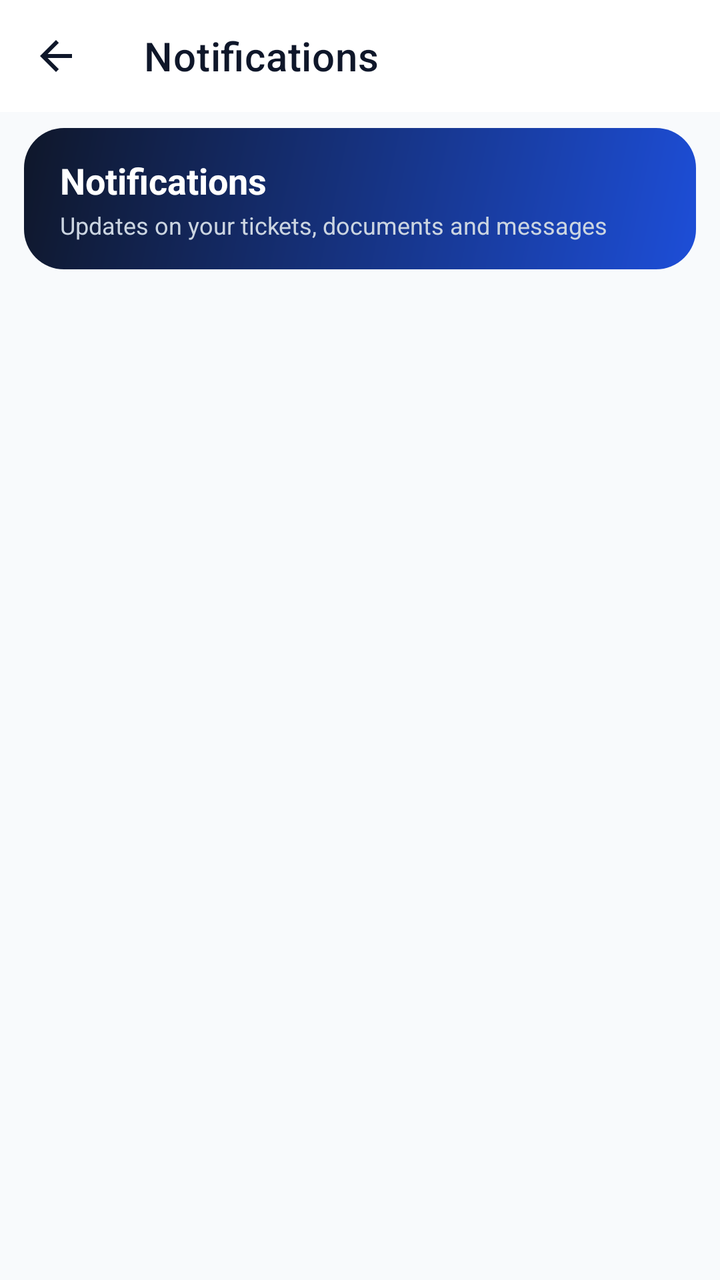
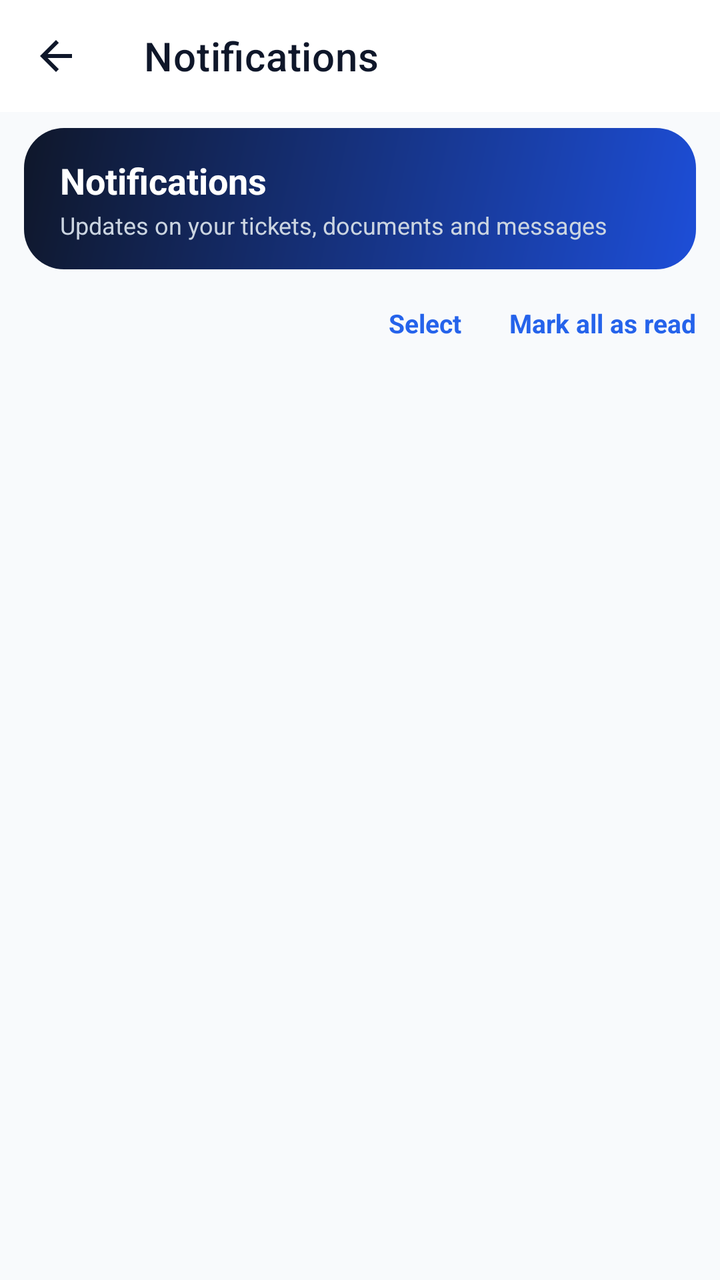

Two renders of the same Android screen: before a commit and after it. Below are the layout's source before the change and the commit's diff.
<!-- AndroidManifest.xml: application theme Theme.ApexLedger -->
<!-- res/layout/activity_notifications.xml -->
<?xml version="1.0" encoding="utf-8"?>
<LinearLayout xmlns:android="http://schemas.android.com/apk/res/android"
    xmlns:app="http://schemas.android.com/apk/res-auto"
    android:layout_width="match_parent"
    android:layout_height="match_parent"
    android:orientation="vertical"
    android:background="@color/gray_50">

    <com.google.android.material.appbar.MaterialToolbar
        android:id="@+id/toolbar"
        android:layout_width="match_parent"
        android:layout_height="?attr/actionBarSize"
        android:background="@color/white"
        app:titleTextColor="@color/navy"
        app:navigationIcon="@drawable/ic_back_arrow"
        app:title="Notifications" />

    <LinearLayout
        android:layout_width="match_parent"
        android:layout_height="wrap_content"
        android:orientation="vertical"
        android:background="@drawable/bg_banner_gradient"
        android:paddingHorizontal="18dp"
        android:paddingVertical="14dp"
        android:layout_marginHorizontal="12dp"
        android:layout_marginTop="8dp"
        android:layout_marginBottom="6dp">

        <TextView
            android:layout_width="wrap_content"
            android:layout_height="wrap_content"
            android:text="Notifications"
            android:textColor="@color/on_primary"
            android:textStyle="bold"
            android:textSize="18sp" />

        <TextView
            android:layout_width="wrap_content"
            android:layout_height="wrap_content"
            android:text="Updates on your tickets, documents and messages"
            android:textColor="#CBD5E1"
            android:textSize="12sp"
            android:layout_marginTop="2dp" />
    </LinearLayout>

    <TextView
        android:id="@+id/tvEmptyState"
        android:layout_width="match_parent"
        android:layout_height="wrap_content"
        android:text="You are all caught up. New updates will appear here."
        android:textColor="@color/gray_500"
        android:textSize="14sp"
        android:gravity="center"
        android:padding="32dp"
        android:visibility="gone" />

    <androidx.recyclerview.widget.RecyclerView
        android:id="@+id/rvNotifications"
        android:layout_width="match_parent"
        android:layout_height="match_parent"
        android:padding="16dp" />

</LinearLayout>
<!-- resources referenced by this layout -->
<resources>
  <color name="gray_50">#F8FAFC</color>
  <color name="gray_500">#64748B</color>
  <color name="navy">#0F172A</color>
  <color name="on_primary">#FFFFFF</color>
  <color name="white">#FFFFFF</color>
  <!-- drawable bg_banner_gradient (drawable) -->
  <?xml version="1.0" encoding="utf-8"?>
  <shape xmlns:android="http://schemas.android.com/apk/res/android" android:shape="rectangle">
      <gradient android:angle="315" android:startColor="#0F172A" android:endColor="#1D4ED8" />
      <corners android:radius="20dp" />
  </shape>
  <!-- drawable ic_back_arrow (drawable) -->
  <vector xmlns:android="http://schemas.android.com/apk/res/android"
      android:width="24dp"
      android:height="24dp"
      android:viewportWidth="24"
      android:viewportHeight="24"
      android:tint="@color/navy">
      <path
          android:fillColor="@android:color/white"
          android:pathData="M20,11H7.83l5.59,-5.59L12,4l-8,8 8,8 1.41,-1.41L7.83,13H20v-2z"/>
  </vector>
  <style name="Theme.ApexLedger" parent="Theme.MaterialComponents.DayNight.NoActionBar">
          <item name="colorPrimary">@color/primary</item>
          <item name="colorPrimaryDark">@color/primary_dark</item>
          <item name="colorAccent">@color/success</item>
          <item name="android:windowBackground">@color/background</item>
          <item name="android:statusBarColor">@color/status_bar</item>
          <item name="android:navigationBarColor">@color/white</item>
      </style>
  <color name="primary">#2563EB</color>
  <color name="primary_dark">#1D4ED8</color>
  <color name="success">#16A34A</color>
  <color name="background">@color/gray_50</color>
  <color name="status_bar">#0F172A</color>
</resources>

<!-- the commit's change to res/layout/activity_notifications.xml (unified diff, before → after) -->
@@ -54,6 +54,87 @@
         android:padding="32dp"
         android:visibility="gone" />
 
+    <LinearLayout
+        android:id="@+id/rowActions"
+        android:layout_width="match_parent"
+        android:layout_height="wrap_content"
+        android:orientation="horizontal"
+        android:gravity="end">
+
+        <TextView
+            android:id="@+id/btnSelectMode"
+            android:layout_width="wrap_content"
+            android:layout_height="wrap_content"
+            android:text="Select"
+            android:textColor="@color/primary"
+            android:textStyle="bold"
+            android:textSize="13sp"
+            android:padding="12dp" />
+
+        <TextView
+            android:id="@+id/btnMarkAllRead"
+            android:layout_width="wrap_content"
+            android:layout_height="wrap_content"
+            android:text="Mark all as read"
+            android:textColor="@color/primary"
+            android:textStyle="bold"
+            android:textSize="13sp"
+            android:padding="12dp" />
+    </LinearLayout>
+
+    <LinearLayout
+        android:id="@+id/rowSelection"
+        android:layout_width="match_parent"
+        android:layout_height="wrap_content"
+        android:orientation="horizontal"
+        android:gravity="center_vertical"
+        android:background="@drawable/bg_pill_blue"
+        android:layout_marginHorizontal="16dp"
+        android:paddingHorizontal="12dp"
+        android:paddingVertical="4dp"
+        android:visibility="gone">
+
+        <TextView
+            android:id="@+id/tvSelectedCount"
+            android:layout_width="0dp"
+            android:layout_weight="1"
+            android:layout_height="wrap_content"
+            android:text="0 selected"
+            android:textColor="@color/primary"
+            android:textStyle="bold"
+            android:textSize="13sp" />
+
+        <TextView
+            android:id="@+id/btnSelectAll"
+            android:layout_width="wrap_content"
+            android:layout_height="wrap_content"
+            android:text="Select all"
+            android:textColor="@color/primary"
+            android:textStyle="bold"
+            android:textSize="13sp"
+            android:padding="10dp" />
+
+        <TextView
+            android:id="@+id/btnDeleteSelected"
+            android:layout_width="wrap_content"
+            android:layout_height="wrap_content"
+            android:text="Delete"
+            android:textColor="@color/danger_dark"
+            android:textStyle="bold"
+            android:textSize="13sp"
+            android:padding="10dp" />
+
+        <TextView
+            android:id="@+id/btnCancelSelect"
+            android:layout_width="wrap_content"
+            android:layout_height="wrap_content"
+            android:text="Cancel"
+            android:textColor="@color/gray_600"
+            android:textStyle="bold"
+            android:textSize="13sp"
+            android:padding="10dp" />
+    </LinearLayout>
+
     <androidx.recyclerview.widget.RecyclerView
         android:id="@+id/rvNotifications"
         android:layout_width="match_parent"
<!-- resource entries referenced after the edit -->
@@ -1,7 +1,9 @@
 <!-- resources referenced by this layout -->
 <resources>
+  <color name="danger_dark">#DC2626</color>
   <color name="gray_50">#F8FAFC</color>
   <color name="gray_500">#64748B</color>
+  <color name="gray_600">#475569</color>
   <color name="navy">#0F172A</color>
   <color name="on_primary">#FFFFFF</color>
   <color name="white">#FFFFFF</color>
@@ -10,6 +12,12 @@
   <shape xmlns:android="http://schemas.android.com/apk/res/android" android:shape="rectangle">
       <gradient android:angle="315" android:startColor="#0F172A" android:endColor="#1D4ED8" />
       <corners android:radius="20dp" />
+  </shape>
+  <!-- drawable bg_pill_blue (drawable) -->
+  <?xml version="1.0" encoding="utf-8"?>
+  <shape xmlns:android="http://schemas.android.com/apk/res/android" android:shape="rectangle">
+      <corners android:radius="20dp" />
+      <solid android:color="#DBEAFE" />
   </shape>
   <!-- drawable ic_back_arrow (drawable) -->
   <vector xmlns:android="http://schemas.android.com/apk/res/android"
@@ -24,6 +32,7 @@
   </vector>
   <style name="Theme.ApexLedger" parent="Theme.MaterialComponents.DayNight.NoActionBar">
           <item name="colorPrimary">@color/primary</item>
+          <item name="colorOnPrimary">@color/on_primary</item>
           <item name="colorPrimaryDark">@color/primary_dark</item>
           <item name="colorAccent">@color/success</item>
           <item name="android:windowBackground">@color/background</item>
